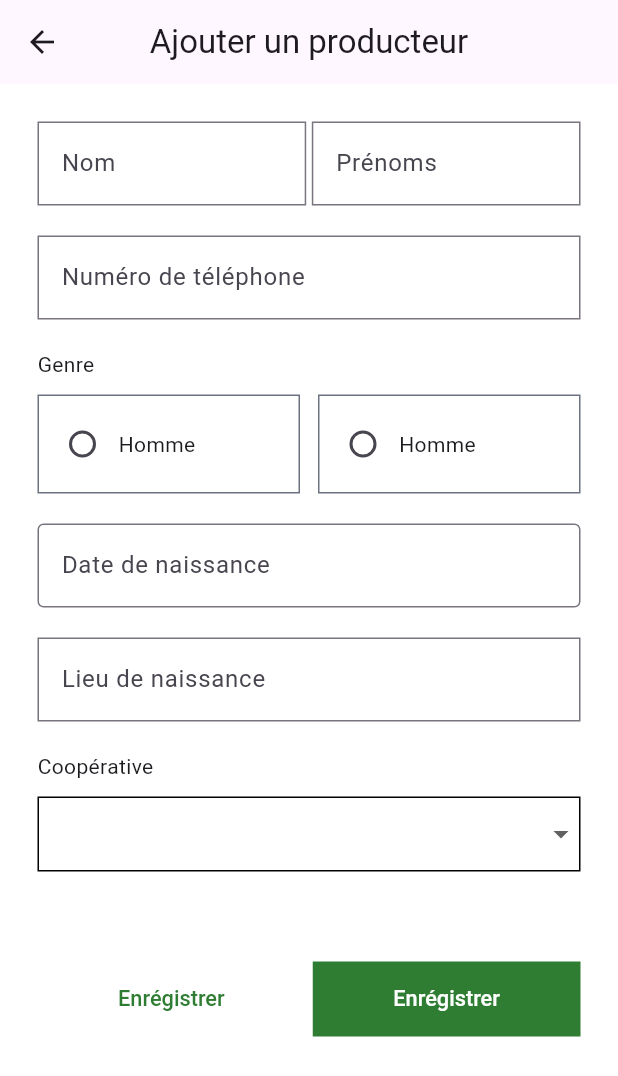
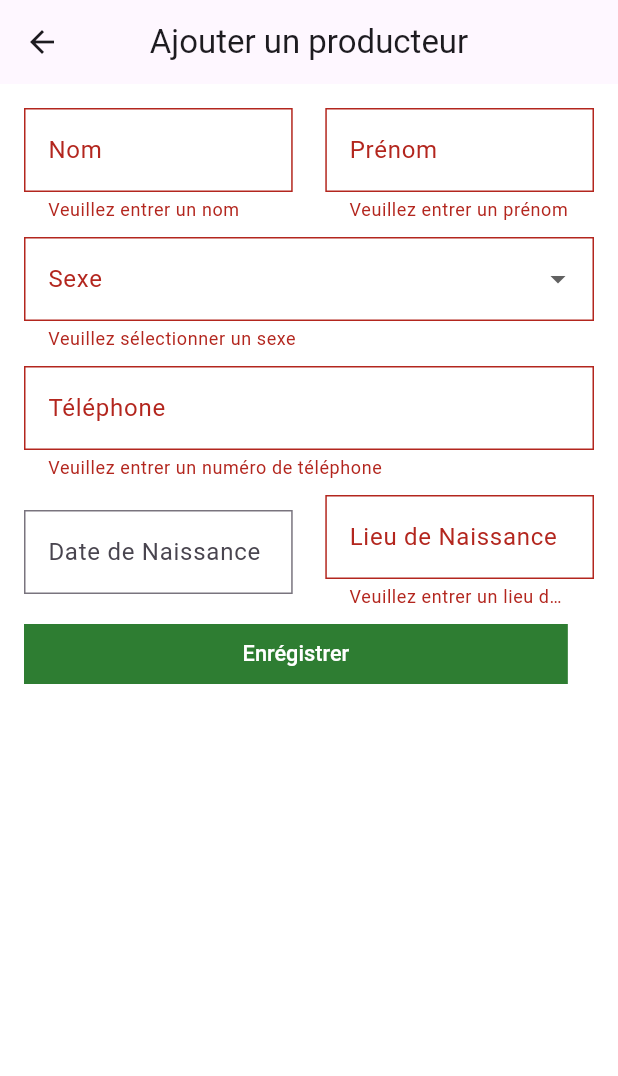
Before and after one commit to davidagoua/mobile_report, a Flutter app: the ProducteurFormView screen opened by its route, after a tap on "Enrégistrer", on a phone screen of 412 x 824 dp. Shown: the top 1076 px of the screen. Run offline on Flutter 3.47's test engine with Material 3 defaults, Android fonts, the light colour scheme and no system bars; drawn by our look-alikes of getwidget, velocity_x; our stand-ins replace get.

Commit message:
fixing producteur

```diff
--- /dev/null
+++ b/assets/models/producteur.json
@@ -0,0 +1,11 @@
+{
+    "nom": "AGOU",
+    "prenom": "CHRISTIAN",
+    "sexe": "M",
+    "telephone": "0508090784",
+    "date_naissance": "2010-12-03",
+    "lieu_naissance": "Songon",
+    "photo": null,
+    "cooperative": 31,
+    "projet": 1
+}
--- /dev/null
+++ b/lib/app/data/models/producteur_model.dart
@@ -0,0 +1,56 @@
+import 'dart:io';
+
+enum Genre {HOMME,FEMME}
+
+
+
+
+
+class Producteur {
+  String? nom;
+  String? prenom;
+  Genre? sexe;
+  String? telephone;
+  DateTime? dateNaissance;
+  String? lieuNaissance;
+  File? photo;
+  int? cooperative;
+  int? projet;
+
+  Producteur(
+      {this.nom,
+      this.prenom,
+      this.sexe,
+      this.telephone,
+      this.dateNaissance,
+      this.lieuNaissance,
+      this.photo,
+      this.cooperative,
+      this.projet});
+
+  Producteur.fromJson(Map<String, dynamic> json) {
+    nom = json['nom'];
+    prenom = json['prenom'];
+    sexe = json['sexe'];
+    telephone = json['telephone'];
+    dateNaissance = json['date_naissance'];
+    lieuNaissance = json['lieu_naissance'];
+    photo = json['photo'];
+    cooperative = json['cooperative'];
+    projet = json['projet'];
+  }
+
+  Map<String, dynamic> toJson() {
+    final data = <String, dynamic>{};
+    data['nom'] = nom;
+    data['prenom'] = prenom;
+    data['sexe'] = sexe;
+    data['telephone'] = telephone;
+    data['date_naissance'] = dateNaissance;
+    data['lieu_naissance'] = lieuNaissance;
+    data['photo'] = photo;
+    data['cooperative'] = cooperative;
+    data['projet'] = projet;
+    return data;
+  }
+}
--- a/lib/app/modules/home/controllers/home_controller.dart
+++ b/lib/app/modules/home/controllers/home_controller.dart
@@ -1,9 +1,8 @@
 import 'package:get/get.dart';
 
 class HomeController extends GetxController {
-  //TODO: Implement HomeController
 
-  final count = 0.obs;
+
   @override
   void onInit() {
     super.onInit();
@@ -19,5 +18,4 @@ class HomeController extends GetxController {
     super.onClose();
   }
 
-  void increment() => count.value++;
 }
--- a/lib/app/modules/producteurForm/controllers/producteur_form_controller.dart
+++ b/lib/app/modules/producteurForm/controllers/producteur_form_controller.dart
@@ -1,5 +1,8 @@
 import 'package:flutter/widgets.dart';
 import 'package:get/get.dart';
+import 'package:mobile_report/app/data/models/producteur_model.dart';
+import 'package:mobile_report/app/data/providers/producteur_provider.dart';
+// import 'package:image_picker/image_picker.dart';
 
 class ProducteurFormController extends GetxController {
 
@@ -8,12 +11,40 @@ class ProducteurFormController extends GetxController {
 
   final nom_controller = TextEditingController();
   final prenoms_controller = TextEditingController();
-  final sexe_controller = ''.obs;
+  final Rx<Genre?> sexe_controller = Genre.HOMME.obs;
   final telephone_controller = TextEditingController();
   final date_naissance_controller = TextEditingController();
   final lieu_naissance_controller = TextEditingController();
-  final phot_controller = TextEditingController();
+  //Rx<XFile?>? photo;
+
   final cooperative_controller = TextEditingController();
+
+
+  void validerEtEnvoyer() async {
+        if (formKey.currentState?.validate() ?? false) {
+            final producteur = Producteur(
+                nom: nom_controller.text,
+                prenom: prenoms_controller.text,
+                sexe: sexe_controller.value,
+                telephone: telephone_controller.text,
+                dateNaissance: DateTime.parse(date_naissance_controller.text), // Assurez-vous que le format est correct
+                lieuNaissance: lieu_naissance_controller.text,
+                cooperative: int.tryParse(cooperative_controller.text), // Assurez-vous que c'est un entier
+            );
+
+            final provider = ProducteurProvider();
+            final response = await provider.postProducteur(producteur);
+
+            if (response.isOk) {
+                print("Producteur ajouté avec succès");
+            } else {
+                print("Erreur lors de l'ajout du producteur: ${response.statusText} ${response.request!.url}");
+            }
+        } else {
+            // Gérer les erreurs de validation
+            print("Le formulaire n'est pas valide");
+        }
+    }
 
   @override
   void onInit() {
@@ -30,4 +61,9 @@ class ProducteurFormController extends GetxController {
     super.onClose();
   }
 
+  void pickImage() async{
+    // final ImagePicker picker = ImagePicker();
+    //photo!.value = await picker.pickImage(source: ImageSource.camera);
+  }
+
 }
--- a/lib/app/modules/producteurForm/views/producteur_form_view.dart
+++ b/lib/app/modules/producteurForm/views/producteur_form_view.dart
@@ -3,12 +3,10 @@ import 'package:flutter/material.dart';
 import 'package:get/get.dart';
 import 'package:getwidget/getwidget.dart';
 import 'package:velocity_x/velocity_x.dart';
-
+import 'package:mobile_report/app/data/models/producteur_model.dart';
 import '../controllers/producteur_form_controller.dart';
 
 
-
-enum Genre {HOMME, FEMME}
 
 
 class ProducteurFormView extends GetView<ProducteurFormController> {
@@ -21,6 +19,7 @@ class ProducteurFormView extends GetView<ProducteurFormController> {
         title: const Text('Ajouter un producteur'),
         centerTitle: true,
       ),
+      /*
       body: Form(
         key: controller.formKey,
         child: VStack([
@@ -151,6 +150,95 @@ class ProducteurFormView extends GetView<ProducteurFormController> {
           ], spacing: 5,)
         ]).scrollVertical().p(25),
       ),
+      */
+      body: Form(
+        key: controller.formKey,
+        child: Padding(
+          padding: const EdgeInsets.all(16.0),
+          child: VStack(spacing: 10, [
+              HStack([
+                SizedBox(
+                  width: Get.width / 2.3,
+                  child: TextFormField(
+                    decoration: getTFStyle('Nom'),
+                    controller: controller.nom_controller,
+                    validator: (value) => value!.isEmpty ? 'Veuillez entrer un nom' : null,
+                  ),
+                ),
+                Spacer(),
+                SizedBox(
+                  width: Get.width / 2.3,
+                  child: TextFormField(
+                    decoration: getTFStyle('Prénom'),
+                    controller: controller.prenoms_controller,
+                    validator: (value) => value!.isEmpty ? 'Veuillez entrer un prénom' : null,
+                  ),
+                )
+              ]),
+              DropdownButtonFormField<Genre>(
+                decoration: getTFStyle('Sexe'),
+                items: Genre.values.map((Genre genre) {
+                  return DropdownMenuItem<Genre>(
+                    value: genre,
+                    child: Text(genre.toString().split('.').last),
+                  );
+                }).toList(),
+                onChanged: (value) => controller.sexe_controller.value = value,
+                validator: (value) => value == null ? 'Veuillez sélectionner un sexe' : null,
+              ),
+              TextFormField(
+                keyboardType: TextInputType.numberWithOptions(),
+                decoration: getTFStyle('Téléphone'),
+                controller: controller.telephone_controller,
+                validator: (value) => value!.isEmpty ? 'Veuillez entrer un numéro de téléphone' : null,
+              ),
+              HStack([
+                SizedBox(
+                  width: Get.width * 1/2.3,
+                  child: TextFormField(
+                    controller: controller.date_naissance_controller,
+                    decoration: getTFStyle('Date de Naissance'),
+                    onTap: () async {
+                      DateTime? pickedDate = await showDatePicker(
+                        context: context,
+                        initialDate: DateTime.now(),
+                        firstDate: DateTime(1900),
+                        lastDate: DateTime.now(),
+                      );
+                      if (pickedDate != null) {
+
+                        controller.date_naissance_controller.text = pickedDate.toString();
+                      }
+                    },
+
+                    readOnly: true,
+                    validator: (value) => value == null ? 'Veuillez sélectionner une date' : null,
+                  )),
+
+                Spacer(),
+                SizedBox(
+                  width: Get.width * 1/2.3,
+                  child: TextFormField(
+                    decoration: getTFStyle('Lieu de Naissance'),
+                    controller: controller.lieu_naissance_controller,
+                    validator: (value) => value!.isEmpty ? 'Veuillez entrer un lieu de naissance' : null,
+                  ),
+                ),
+              ]),
+              GFButton(
+                borderShape: ContinuousRectangleBorder(),
+                size: GFSize.LARGE,
+                blockButton: true,
+                onPressed: controller.validerEtEnvoyer,
+                color: Theme.of(context).primaryColor,
+                child: "Enrégistrer".text.make().pSymmetric(h: 3),
+              )
+              // Ajoutez des champs pour photo, cooperative et projet si nécessaire
+
+            ],
+          ),
+        ),
+      ),
     );
   }
 
```
Also changed, not shown: lib/app/data/providers/producteur_provider.dart (added, +26 -0 lines).
